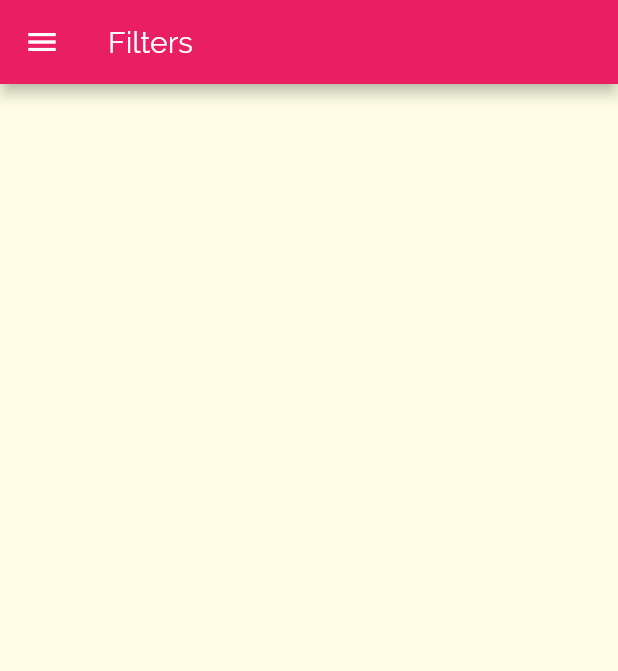
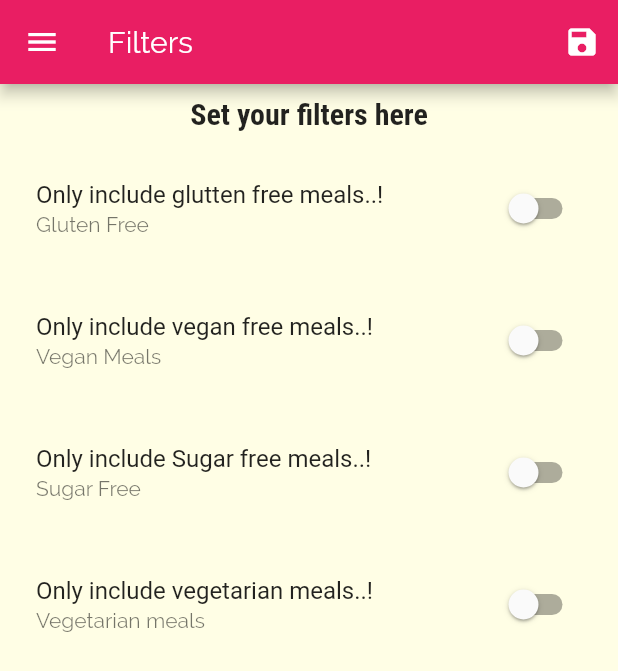
Before and after one commit to gstephin/flutterNavigation, a Flutter app: the FilterScreen screen opened by its route, on a phone screen of 412 x 824 dp. Shown: the top 671 px of the screen. Run offline on Flutter 3.47's test engine with Material 2 defaults, Android fonts, the phone set to English and light mode, and no system bars; our stand-ins replace cached_network_image.

Commit message:
favorite logic added, screens push and pop

```diff
--- a/lib/main.dart
+++ b/lib/main.dart
@@ -1,17 +1,75 @@
-import './screens/filter_screen.dart';
 import 'package:flutter/material.dart';
 
+import './screens/filter_screen.dart';
 import './screens/tabs_screen.dart';
+import 'model/dummy_data.dart';
+import 'model/meal_detail.dart';
 import 'screens/category_detail_screen.dart';
 import 'screens/meal_detail_screen.dart';
 
 void main() => runApp(MyApp());
 
-class MyApp extends StatelessWidget {
+class MyApp extends StatefulWidget {
+  @override
+  _MyAppState createState() => _MyAppState();
+}
+
+class _MyAppState extends State<MyApp> {
+  List<MealDetail> _mealList = DUMMY_MealDetailS;
+  List<MealDetail> _favoriteMeals = [];
+
+  Map<String, bool> _filters = {
+    'gluten': false,
+    'vegetarian': false,
+    'sugar': false,
+    'vegan': false,
+  };
+
+  void _setFilters(Map<String, bool> filters) {
+    setState(() {
+      _filters = filters;
+      _mealList = DUMMY_MealDetailS.where((meal) {
+        if (_filters['vegan'] && !meal.isVegan) {
+          return false;
+        }
+        if (_filters['vegetarian'] && !meal.isVegetarian) {
+          return false;
+        }
+        if (_filters['sugar'] && !meal.isLactoseFree) {
+          return false;
+        }
+        if (_filters['gluten'] && !meal.isGlutenFree) {
+          return false;
+        }
+        return true;
+      }).toList();
+    });
+  }
+
+  void _toggleFavorite(String mealId) {
+    final existingIndex =
+        _favoriteMeals.indexWhere((meal) => meal.id == mealId);
+    if (existingIndex >= 0) {
+      setState(() {
+        _favoriteMeals.removeAt(existingIndex);
+      });
+    } else {
+      setState(() {
+        _favoriteMeals.add(
+          DUMMY_MealDetailS.firstWhere((meal) => meal.id == mealId),
+        );
+      });
+    }
+  }
+
+  bool _isMealFavorite(String id) {
+    return _favoriteMeals.any((meal) => meal.id == id);
+  }
+
   @override
   Widget build(BuildContext context) {
     return MaterialApp(
-      title: 'DeliMeals',
+      title: 'Cook Book',
       theme: ThemeData(
         primarySwatch: Colors.pink,
         accentColor: Colors.amber,
@@ -33,10 +91,12 @@ class MyApp extends StatelessWidget {
       //home: CategoryScreen(),
       initialRoute: '/', // default is '/'
       routes: {
-        '/': (ctx) => TabScreen(),
-        CategoryDetailScreen.routeName: (ctx) => CategoryDetailScreen(),
-        MealDetailScreen.routeNameMeal: (ctx) => MealDetailScreen(),
-        FilterScreen.routeName: (ctx) => FilterScreen(),
+        '/': (ctx) => TabScreen(_favoriteMeals),
+        CategoryDetailScreen.routeName: (ctx) =>
+            CategoryDetailScreen(_mealList),
+        MealDetailScreen.routeNameMeal: (ctx) =>
+            MealDetailScreen(_toggleFavorite, _isMealFavorite),
+        FilterScreen.routeName: (ctx) => FilterScreen(_filters, _setFilters),
       },
     );
   }
--- a/lib/screens/category_detail_screen.dart
+++ b/lib/screens/category_detail_screen.dart
@@ -1,11 +1,14 @@
 import 'package:flutter/material.dart';
 
-import '../model/dummy_data.dart';
 import '../model/meal_detail.dart';
 import '../widgets/meal_item.dart';
 
 class CategoryDetailScreen extends StatefulWidget {
   static const routeName = '/category-details';
+  final List<MealDetail> availabelMeals;
+
+
+  CategoryDetailScreen(this.availabelMeals);
 
   @override
   _CategoryDetailScreenState createState() => _CategoryDetailScreenState();
@@ -40,7 +43,7 @@ class _CategoryDetailScreenState extends State<CategoryDetailScreen> {
           .arguments as Map<String, String>;
       categoryTitle = routeArgs['title'];
       final categoryId = routeArgs['id'];
-      meals = DUMMY_MealDetailS.where((meal) {
+      meals = widget.availabelMeals.where((meal) {
         return meal.categories.contains(categoryId);
       }).toList();
       _loadedInitData= true;
--- a/lib/screens/filter_screen.dart
+++ b/lib/screens/filter_screen.dart
@@ -1,16 +1,117 @@
-import '../widgets/main_drawer.dart';
 import 'package:flutter/material.dart';
 
-class FilterScreen extends StatelessWidget {
+import '../widgets/main_drawer.dart';
+
+class FilterScreen extends StatefulWidget {
   static const routeName = '/filter';
+  final Function handler;
+  final Map<String, bool> filters;
+
+  FilterScreen(this.filters, this.handler);
+
+  @override
+  _FilterScreenState createState() => _FilterScreenState();
+}
+
+class _FilterScreenState extends State<FilterScreen> {
+  bool _isVegan = false;
+  bool _isVegetarian = false;
+  bool _isGlutenFree = false;
+  bool _isLactoseFree = false;
+
+  @override
+  void initState() {
+    _isLactoseFree = widget.filters['sugar'];
+    _isVegetarian = widget.filters['vegetarian'];
+    _isVegan = widget.filters['vegan'];
+    _isGlutenFree = widget.filters['gluten'];
+    super.initState();
+  }
+
+  Widget buildSwitchTile(
+      String title, String subTitle, bool flag, Function updateValue) {
+    return Padding(
+      padding: const EdgeInsets.all(8.0),
+      child: SwitchListTile.adaptive(
+        subtitle: Text(title),
+        title: Text(subTitle),
+        onChanged: updateValue,
+        value: flag,
+      ),
+    );
+  }
 
   @override
   Widget build(BuildContext context) {
     return Scaffold(
       appBar: AppBar(
         title: Text('Filters'),
+        actions: <Widget>[
+          IconButton(
+            icon: Icon(Icons.save),
+            onPressed: () {
+              final selectedFilters = {
+                'gluten': _isGlutenFree,
+                'vegetarian': _isVegetarian,
+                'sugar': _isLactoseFree,
+                'vegan': _isVegan,
+              };
+              widget.handler(selectedFilters);
+            },
+          )
+        ],
       ),
       drawer: MainDrawer(),
+      body: Column(
+        children: <Widget>[
+          Container(
+            child: Padding(
+              padding: const EdgeInsets.all(8.0),
+              child: Text(
+                'Set your filters here',
+                style: Theme.of(context).textTheme.title,
+              ),
+            ),
+          ),
+          Expanded(
+            child: ListView(
+              children: <Widget>[
+                buildSwitchTile(
+                    'Gluten Free',
+                    'Only include glutten free meals..!',
+                    _isGlutenFree, (newValue) {
+                  setState(() {
+                    _isGlutenFree = newValue;
+                  });
+                }),
+                buildSwitchTile(
+                    'Vegan Meals', 'Only include vegan free meals..!', _isVegan,
+                    (newValue) {
+                  setState(() {
+                    _isVegan = newValue;
+                  });
+                }),
+                buildSwitchTile(
+                    'Sugar Free',
+                    'Only include Sugar free meals..!',
+                    _isLactoseFree, (newValue) {
+                  setState(() {
+                    _isLactoseFree = newValue;
+                  });
+                }),
+                buildSwitchTile(
+                    'Vegetarian meals',
+                    'Only include vegetarian meals..!',
+                    _isVegetarian, (newValue) {
+                  setState(() {
+                    _isVegetarian = newValue;
+                  });
+                })
+              ],
+            ),
+          )
+        ],
+      ),
     );
   }
 }
```
Also changed, not shown: lib/screens/favorites_screen.dart (+19 -1 lines), lib/screens/meal_detail_screen.dart (+7 -2 lines), lib/screens/tabs_screen.dart (+17 -5 lines), 1 other file.
